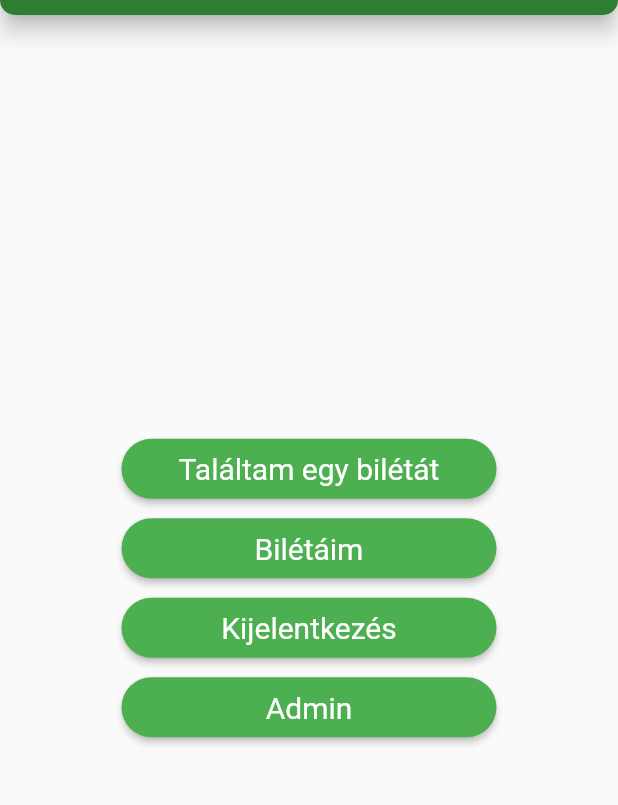
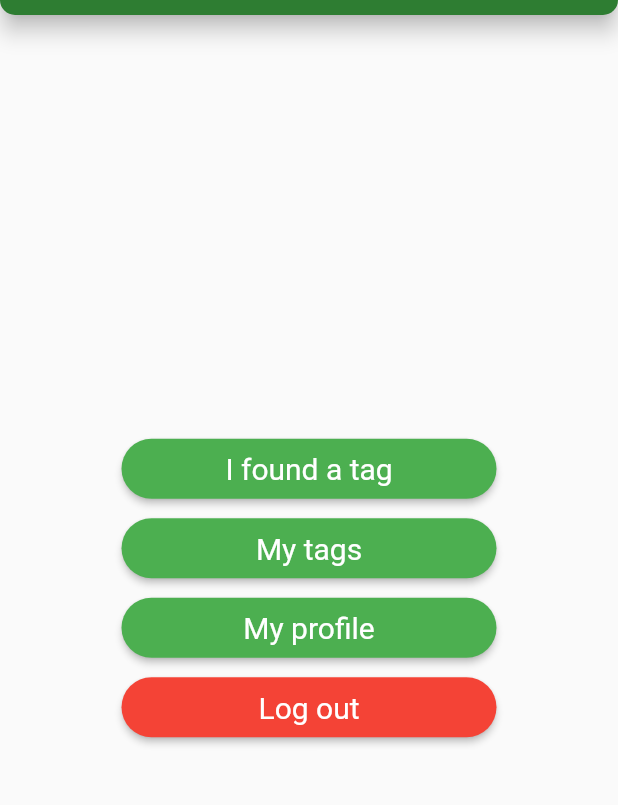
Before and after one commit to szepfalusi/goreader, a Flutter app: the screen it shows after launch, on a phone screen of 412 x 824 dp, the part 75-880 px from its top. Run offline on Flutter 3.47's test engine with Material 2 defaults, Android fonts, the phone set to English and light mode, and no system bars; our stand-ins replace cloud_firestore, firebase_core, flutter_form_builder, form_builder_validators, google_fonts; missing offline and left inert: flutter_nfc_kit, form_builder_image_picker; accounts and stored records are empty; Roboto replaces fonts that are missing (Overpass).

Commit message:
Models and NFC implementation

```diff
--- a/lib/main.dart
+++ b/lib/main.dart
@@ -1,21 +1,37 @@
 import 'dart:ui';
 
+import 'package:firebase_core/firebase_core.dart';
 import 'package:flutter/material.dart';
+import 'package:form_builder_validators/form_builder_validators.dart';
 import 'package:google_fonts/google_fonts.dart';
-import 'package:goreader/screens/found_tag_screen.dart';
-import 'package:goreader/screens/main_menu_screen.dart';
-import 'package:goreader/widgets/custom_app_bar.dart';
 import 'package:provider/provider.dart';
-import './widgets/custom_app_bar.dart';
 
-void main() {
+import 'firebase_options.dart';
+import 'models/tags.dart';
+import 'screens/found_tag_screen.dart';
+import 'screens/main_menu_screen.dart';
+import 'screens/my_tags_screen.dart';
+import 'screens/profile_screen.dart';
+import 'screens/tag_form_screen.dart';
+
+void main() async {
+  WidgetsFlutterBinding.ensureInitialized();
+  await Firebase.initializeApp(
+    options: DefaultFirebaseOptions.currentPlatform,
+  );
   runApp(MyApp());
 }
 
 class MyApp extends StatelessWidget {
   @override
   Widget build(BuildContext context) {
-    return MaterialApp(
+    return MultiProvider(
+      providers: [
+        ChangeNotifierProvider.value(
+          value: Tags(),
+        ),
+      ],
+      child: MaterialApp(
         title: 'GoReader',
         theme: ThemeData(
           colorScheme: ColorScheme.fromSwatch(
@@ -34,10 +50,15 @@ class MyApp extends StatelessWidget {
             ),
           ),
         ),
-      home: MainMenuScreen(),
+        localizationsDelegates: [FormBuilderLocalizations.delegate],
+        home: const MainMenuScreen(),
         routes: {
           FoundTagScreen.routeName: (ctx) => FoundTagScreen(),
+          MyTagsScreen.routeName: (ctx) => MyTagsScreen(),
+          TagFormScreen.routeName: (ctx) => TagFormScreen(),
+          ProfileScreen.routeName: (ctx) => ProfileScreen(),
         },
+      ),
     );
   }
 }
--- /dev/null
+++ b/lib/models/tag.dart
@@ -0,0 +1,37 @@
+import 'package:flutter/foundation.dart';
+
+class Tag extends ChangeNotifier {
+  final String id;
+  final String name;
+  final String note;
+  final String imageUrl;
+  final bool visibleName;
+  final bool visibleAddress;
+  final bool visiblePhone;
+  final bool visibleNote;
+  final String userId;
+
+  Tag({
+    required this.id,
+    required this.name,
+    required this.note,
+    required this.imageUrl,
+    required this.visibleName,
+    required this.visibleAddress,
+    required this.visiblePhone,
+    required this.visibleNote,
+    required this.userId,
+  });
+
+  Map<String, dynamic> toJson() => {
+        'id': id,
+        'name': name,
+        'note': note,
+        'imageUrl': imageUrl,
+        'visibleName': visibleName,
+        'visibleAddress': visibleAddress,
+        'visiblePhone': visiblePhone,
+        'visibleNote': visibleNote,
+        'userId': userId,
+      };
+}
--- /dev/null
+++ b/lib/models/tags.dart
@@ -0,0 +1,86 @@
+import 'package:cloud_firestore/cloud_firestore.dart';
+import 'package:flutter/material.dart';
+import 'tag.dart';
+import 'user.dart';
+
+class Tags with ChangeNotifier {
+  FirebaseFirestore firestore = FirebaseFirestore.instance;
+  CollectionReference tagsRef = FirebaseFirestore.instance.collection('tags');
+
+  List<Tag> _tags = [
+    // Tag(
+    //   id: '123',
+    //   name: 'Bloki',
+    //   note: '3-as csengo',
+    //   imageUrl: 'nincs',
+    //   visibleName: true,
+    //   visibleAddress: true,
+    //   visiblePhone: false,
+    //   visibleNote: true,
+    //   userId: 'teszt123',
+    // ),
+    // Tag(
+    //   id: '2345',
+    //   name: 'Papers',
+    //   note: '5-os csengo',
+    //   imageUrl: 'nincs',
+    //   visibleName: true,
+    //   visibleAddress: true,
+    //   visiblePhone: true,
+    //   visibleNote: true,
+    //   userId: 'teszt1234',
+    // ),
+  ];
+
+  List<Tag> get tags {
+    return [..._tags];
+  }
+
+  Tag findTag(String id) {
+    return _tags.firstWhere((element) => element.id == id);
+  }
+
+  Future<void> getTagsFromAPI() async {
+    var snapshot = await tagsRef.get();
+    _tags = snapshot.docs
+        .map((e) => Tag(
+            id: e.reference.id,
+            name: e['name'],
+            note: e['note'],
+            imageUrl: e['imageUrl'],
+            visibleName: e['visibleName'],
+            visibleAddress: e['visibleAddress'],
+            visiblePhone: e['visiblePhone'],
+            visibleNote: e['visibleNote'],
+            userId: e['userId']))
+        .toList();
+    notifyListeners();
+  }
+
+  Future<void> addTag(Tag tag) async {
+    var tagModify = await tagsRef.doc(tag.id).get();
+    if (tagModify.exists) {
+      tagsRef
+          .doc(tag.id)
+          .update(tag.toJson())
+          .then((value) => getTagsFromAPI())
+          .catchError((error) => print(error));
+    } else {
+      tagsRef.add(tag.toJson()).then((value) {
+        _tags.add(tag);
+        print("Tag Added");
+        notifyListeners();
+      }).catchError((error) => print("Failed to add tag: $error"));
+    }
+  }
+
+  Future<void> removeTag(String id) async {
+    return tagsRef.doc(id).delete().then(
+      (value) {
+        _tags.removeWhere((element) => element.id == id);
+        notifyListeners();
+      },
+    ).catchError(
+        (error) => print('Something went wrong at removing this tag.'));
+  }
+}
--- a/lib/models/user_settings.dart
+++ b/lib/models/user.dart
@@ -1,21 +1,22 @@
 import 'package:flutter/foundation.dart';
+import 'tag.dart';
 
-class UserSettings extends ChangeNotifier {
+class User extends ChangeNotifier {
   final String id;
   final String name;
   final String address;
   final String phoneNumber;
   final String note;
   final bool admin;
-  final List<String> tagIds;
+  final List<String> tags;
 
-  UserSettings({
+  User({
     required this.id,
     required this.name,
     required this.address,
     required this.phoneNumber,
     required this.note,
-    required this.tagIds,
+    required this.tags,
     this.admin = false,
   });
 }
--- a/lib/screens/found_tag_screen.dart
+++ b/lib/screens/found_tag_screen.dart
@@ -1,5 +1,5 @@
 import 'package:flutter/material.dart';
-import 'package:goreader/widgets/custom_app_bar.dart';
+import '../widgets/custom_app_bar.dart';
 
 class FoundTagScreen extends StatefulWidget {
   static String routeName = '/found';
@@ -13,7 +13,7 @@ class _FoundTagState extends State<FoundTagScreen> {
   @override
   Widget build(BuildContext context) {
     return Scaffold(
-      appBar: customAppBar("Találtam egy bilétát"),
+      appBar: customAppBar("I found a tag"),
     );
   }
 }
--- a/lib/screens/main_menu_screen.dart
+++ b/lib/screens/main_menu_screen.dart
@@ -1,8 +1,12 @@
 import 'package:flutter/material.dart';
-import 'package:goreader/widgets/custom_app_bar.dart';
-import 'package:nfc_manager/nfc_manager.dart';
+import 'package:goreader/models/tags.dart';
+import 'package:flutter_nfc_kit/flutter_nfc_kit.dart';
+import 'package:provider/provider.dart';
 
+import '../widgets/custom_app_bar.dart';
 import 'found_tag_screen.dart';
+import 'my_tags_screen.dart';
+import 'profile_screen.dart';
 
 class MainMenuScreen extends StatelessWidget {
   const MainMenuScreen({Key? key}) : super(key: key);
@@ -21,22 +25,30 @@ class MainMenuScreen extends StatelessWidget {
                 readNfc();
                 Navigator.of(context).pushNamed(FoundTagScreen.routeName);
               },
-              child: const Text('Találtam egy bilétát'),
+              child: const Text('I found a tag'),
+            ),
+            const SizedBox(height: 5),
+            ElevatedButton(
+              onPressed: () async {
+                await Provider.of<Tags>(context, listen: false)
+                    .getTagsFromAPI();
+                Navigator.of(context).pushNamed(MyTagsScreen.routeName);
+              },
+              child: const Text('My tags'),
+            ),
+            const SizedBox(height: 5),
+            ElevatedButton(
+              onPressed: () {
+                Navigator.of(context).pushNamed(ProfileScreen.routeName);
+              },
+              child: const Text('My profile'),
             ),
             const SizedBox(height: 5),
             ElevatedButton(
               onPressed: () {},
-              child: const Text('Bilétáim'),
-            ),
-            const SizedBox(height: 5),
-            ElevatedButton(
-              onPressed: () {},
-              child: const Text('Kijelentkezés'),
-            ),
-            const SizedBox(height: 5),
-            ElevatedButton(
-              onPressed: () {},
-              child: const Text('Admin'),
+              child: const Text('Log out'),
+              style: ButtonStyle(
+                  backgroundColor: MaterialStateProperty.all(Colors.red)),
             ),
           ],
         ),
@@ -45,17 +57,16 @@ class MainMenuScreen extends StatelessWidget {
   }
 
   void readNfc() async {
-    // Check availability
-    bool isAvailable = await NfcManager.instance.isAvailable();
-    print(isAvailable);
-    // Start Session
-    NfcManager.instance.startSession(
-      onDiscovered: (NfcTag tag) async {
-        print(tag);
-      },
-    );
-
-    // Stop Session
-    NfcManager.instance.stopSession();
+    var tag = await FlutterNfcKit.poll(
+        timeout: Duration(seconds: 10),
+        iosMultipleTagMessage: "Multiple tags found!",
+        iosAlertMessage: "Scan your tag");
+    if (tag.ndefAvailable) {
+      /// decoded NDEF records (see [ndef.NDEFRecord] for details)
+      /// `UriRecord: id=(empty) typeNameFormat=TypeNameFormat.nfcWellKnown type=U uri=https://github.com/nfcim/ndef`
+      for (var record in await FlutterNfcKit.readNDEFRecords(cached: false)) {
+        print(record.toString());
+      }
+    }
   }
 }
```
Also changed, not shown: lib/models/tag_details.dart (deleted, +0 -15 lines), lib/screens/my_tags_screen.dart (+58 -8 lines), lib/screens/profile_screen.dart (added, +75 -0 lines), lib/screens/tag_form_screen.dart (added, +160 -0 lines), lib/widgets/tag_item.dart (+44 -0 lines), pubspec.yaml (+6 -1 lines), lib/firebase_options.dart (added), pubspec.lock, 7 other files. Lines whose indentation alone changed are shown as unchanged.
